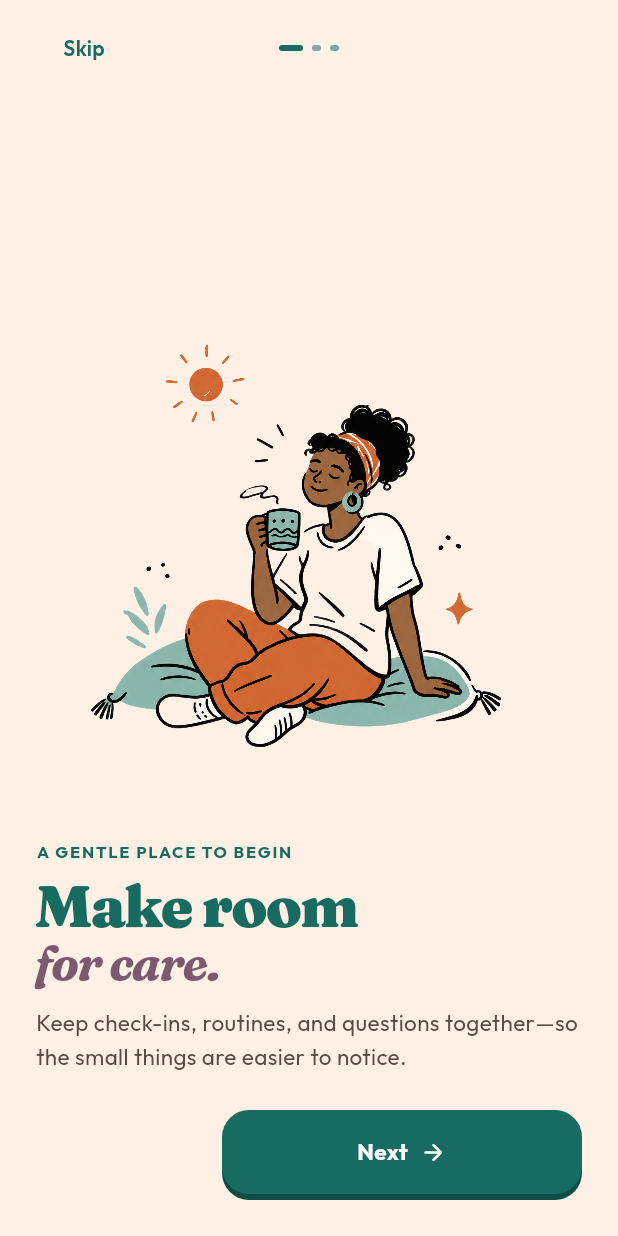
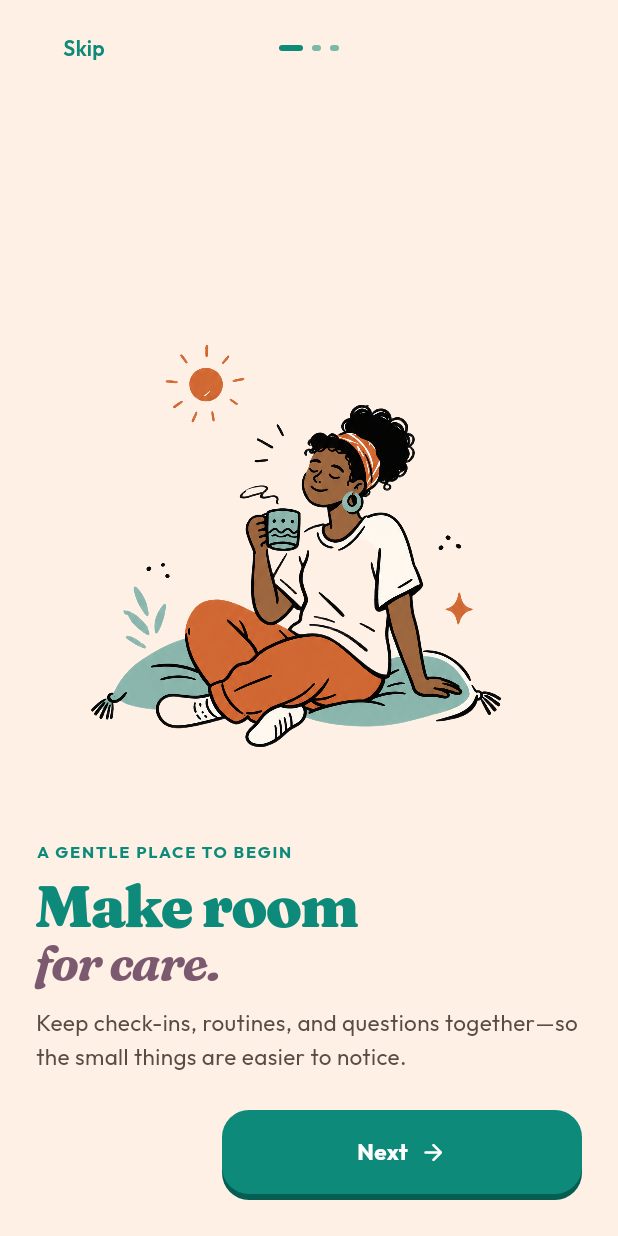
Before and after one commit to TyeLenol/spineup, a Flutter app: the screen it shows after launch, on a phone screen of 412 x 824 dp. Run offline on Flutter 3.47's test engine with Material 3 defaults, Android fonts, the phone set to English and light mode, and no system bars; our stand-ins replace file_picker, fl_chart, flutter_expandable_fab, flutter_svg, google_fonts, image_picker and 3 more; missing offline and left inert: cryptography_plus, rss_dart; accounts and stored records are empty.

Commit message:
feat: add required field indicator and update app color palette to warmer tones

```diff
--- a/lib/screens/onboarding_screen.dart
+++ b/lib/screens/onboarding_screen.dart
@@ -7,7 +7,13 @@ import '../services/session_service.dart';
 import '../widgets/onboarding/keycap_cta.dart';
 import '../widgets/onboarding/onboarding_chrome.dart';
 
+// Warmer amber-cream canvas.
 const Color _onboardingCanvas = Color(0xFFFFF0E5);
+
+// Warm accent palette: rich teal primary, mauve italic, deep teal shadow.
+const Color _onboardingTint     = Color(0xFF0D8A7A); // rich saturated teal
+const Color _onboardingTintSoft = Color(0xFF7B5A70); // soft mauve italic
+const Color _onboardingDeep     = Color(0xFF065E52); // deep teal shadow
 
 class OnboardingScreenData {
   final Color bg;
@@ -36,9 +42,9 @@ class OnboardingScreenData {
 const List<OnboardingScreenData> kOnboardingScreens = [
   OnboardingScreenData(
     bg: _onboardingCanvas,
-    tint: Color(0xFF176B61),
-    tintSoft: Color(0xFF7B5A70),
-    deep: Color(0xFF104C47),
+    tint: _onboardingTint,
+    tintSoft: _onboardingTintSoft,
+    deep: _onboardingDeep,
     eyebrow: 'A gentle place to begin',
     headline: ['Make room', 'for care.'],
     subtext:
@@ -48,21 +54,21 @@ const List<OnboardingScreenData> kOnboardingScreens = [
   ),
   OnboardingScreenData(
     bg: _onboardingCanvas,
-    tint: Color(0xFF176B61),
-    tintSoft: Color(0xFF7B5A70),
-    deep: Color(0xFF104C47),
+    tint: _onboardingTint,
+    tintSoft: _onboardingTintSoft,
+    deep: _onboardingDeep,
     eyebrow: 'For you or someone you care for',
     headline: ['Care can', 'be shared.'],
     subtext:
-        'Create a space for yourself or someone you care for, with each person’s records kept separate.',
+        'Create a space for yourself or someone you care for, with each person\u2019s records kept separate.',
     cta: 'Next',
     imageAsset: 'assets/onboarding/onboarding_care_can_be_shared.png',
   ),
   OnboardingScreenData(
     bg: _onboardingCanvas,
-    tint: Color(0xFF176B61),
-    tintSoft: Color(0xFF7B5A70),
-    deep: Color(0xFF104C47),
+    tint: _onboardingTint,
+    tintSoft: _onboardingTintSoft,
+    deep: _onboardingDeep,
     eyebrow: 'Yours to carry',
     headline: ['Keep your path', 'close.'],
     subtext:
@@ -71,6 +77,7 @@ const List<OnboardingScreenData> kOnboardingScreens = [
     imageAsset: 'assets/onboarding/onboarding_keep_your_path_close.png',
   ),
 ];
+
 
 class OnboardingScreen extends StatefulWidget {
   const OnboardingScreen({super.key});
--- a/lib/screens/profile_setup/steps/step_basics.dart
+++ b/lib/screens/profile_setup/steps/step_basics.dart
@@ -109,6 +109,7 @@ class _StepBasicsState extends State<StepBasics> {
           label: widget.isCaregiverMode
               ? 'What should we call them?'
               : 'What should we call you?',
+          required: true,
           child: ProfileTextInput(
             controller: _nameController,
             labelText: 'Name',
@@ -122,6 +123,7 @@ class _StepBasicsState extends State<StepBasics> {
           label: widget.isCaregiverMode
               ? 'Their date of birth'
               : 'Date of birth',
+          required: true,
           hint:
               'Used only to present age-appropriate information and recordkeeping.',
           child: GestureDetector(
@@ -141,6 +143,7 @@ class _StepBasicsState extends State<StepBasics> {
           label: widget.isCaregiverMode
               ? 'Where are they in their journey?'
               : 'Where are you in your journey?',
+          required: true,
           hint: 'Shapes tracking and reminders. You can change this any time.',
           child: ProfileChipGroup<TreatmentStage>(
             columns: 1,
--- a/lib/screens/profile_setup/steps/step_care.dart
+++ b/lib/screens/profile_setup/steps/step_care.dart
@@ -79,6 +79,7 @@ class _StepCareState extends State<StepCare> {
       children: [
         ProfileField(
           label: 'Do you currently wear a brace?',
+          required: true,
           child: ProfileChipGroup<bool>(
             columns: 2,
             selectedValue: _wears,
--- a/lib/screens/profile_setup/steps/step_goals.dart
+++ b/lib/screens/profile_setup/steps/step_goals.dart
@@ -65,6 +65,7 @@ class _StepGoalsState extends State<StepGoals> {
       children: [
         ProfileField(
           label: 'Your goals (choose one or more)',
+          required: true,
           child: ProfileChipGroup<Goal>(
             multi: true,
             columns: 1,
--- a/lib/theme/app_theme.dart
+++ b/lib/theme/app_theme.dart
@@ -19,15 +19,15 @@ class AppTheme {
 
   // Warm care palette shared by local entry and profile setup. Deep teal keeps
   // actions grounded while ivory, peach, and terracotta soften the form journey.
-  static const Color profileCanvas = Color(0xFFFFF5EA);
-  static const Color profileSurface = Color(0xFFFFFCF7);
-  static const Color profileSoftSage = Color(0xFFFCE4D2);
-  static const Color profileSage = Color(0xFF176B61);
-  static const Color profileMuted = Color(0xFF765E58);
-  static const Color profileBorder = Color(0xFFEBD2C2);
-  static const Color profileWarm = Color(0xFFF3B58E);
-  static const Color profileAction = Color(0xFFD7673D);
-  static const Color profileActionDeep = Color(0xFFAF4E2E);
+  static const Color profileCanvas = Color(0xFFFEEDD8);       // warmer amber-cream
+  static const Color profileSurface = Color(0xFFFFF8EF);
+  static const Color profileSoftSage = Color(0xFFFAD4B8);     // warm peachy blush
+  static const Color profileSage = Color(0xFF0D8A7A);         // rich saturated teal
+  static const Color profileMuted = Color(0xFF765E58);        // original warm brown
+  static const Color profileBorder = Color(0xFFEAC8A8);
+  static const Color profileWarm = Color(0xFFF3A06A);
+  static const Color profileAction = Color(0xFFD94F1E);       // vivid paprika – vibrant CTA
+  static const Color profileActionDeep = Color(0xFFA63511);   // deep mahogany shadow
 
   // Brand Colors (Dark Theme)
   static const Color darkBackground = Color(0xFF241E19);
```
Also changed, not shown: lib/screens/profile_setup/profile_fields.dart (+73 -0 lines).
